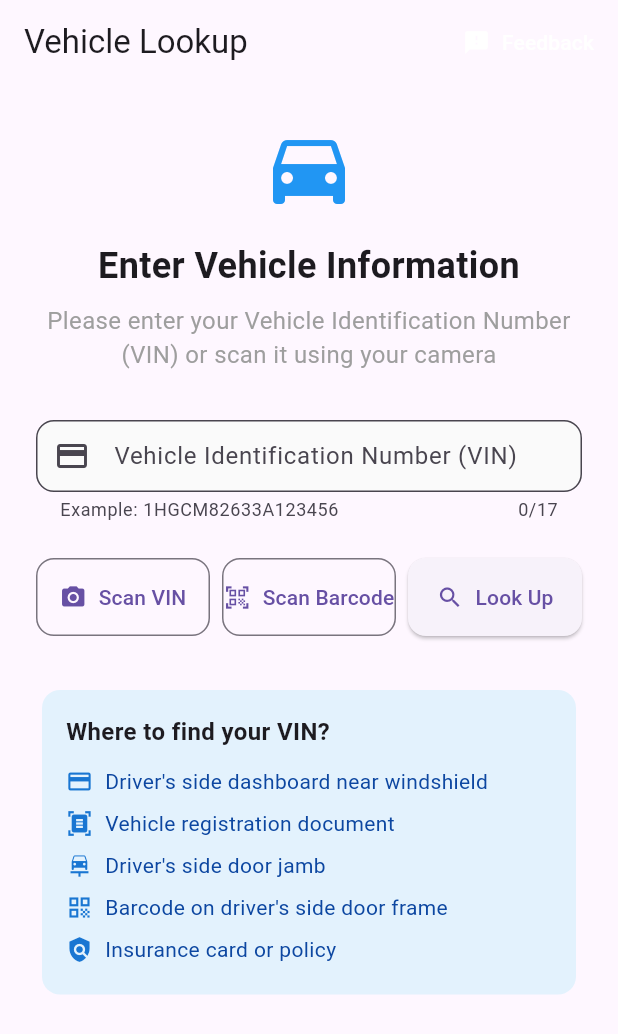
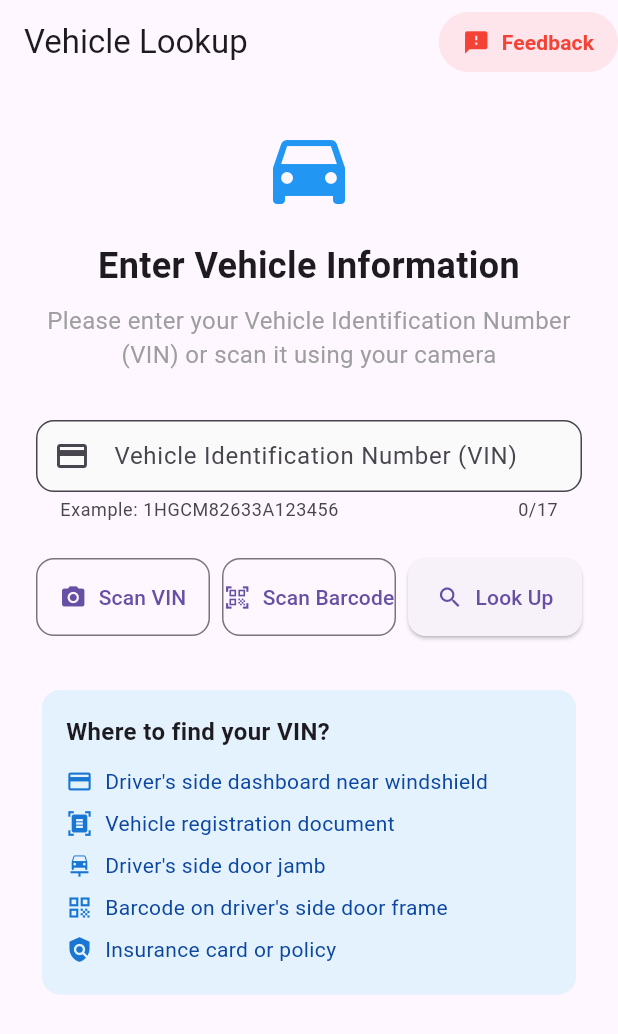
Before and after one commit to rayboorsma1960/vin_lookup, a Flutter app: the screen it shows after launch, on a phone screen of 412 x 824 dp. Shown: the top 1034 px of the screen. Run offline on Flutter 3.47's test engine with Material 3 defaults, Android fonts, the phone set to English and light mode, and no system bars; our stand-ins replace connectivity_plus, image_picker; missing offline and left inert: barcode_scan2, google_mlkit_text_recognition.

Commit message:
the feedback button is now more visible

```diff
--- a/lib/features/vin_lookup/vin_input_screen.dart
+++ b/lib/features/vin_lookup/vin_input_screen.dart
@@ -45,13 +45,19 @@ class _VinInputScreenState extends State<VinInputScreen> {
                 ),
               );
             },
-            icon: const Icon(Icons.feedback, color: Colors.white),
+            icon: const Icon(Icons.feedback, color: Colors.red),
             label: const Text(
               'Feedback',
               style: TextStyle(
-                color: Colors.white,
+                color: Colors.red,
                 fontSize: 14,
+                fontWeight: FontWeight.bold,  // Optional: makes the text bolder
               ),
+            ),
+            style: TextButton.styleFrom(
+              padding: const EdgeInsets.symmetric(horizontal: 16),
+              foregroundColor: Colors.red,
+              backgroundColor: Colors.red.withOpacity(0.1),  // Optional: adds a light red background
             ),
           ),
         ],
```
